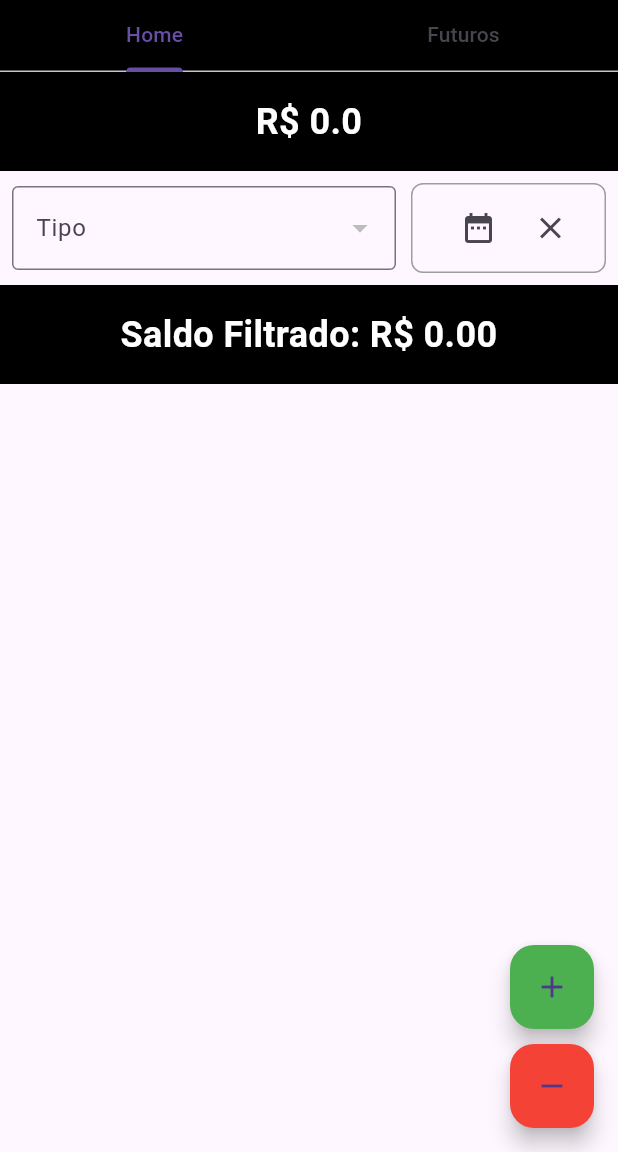
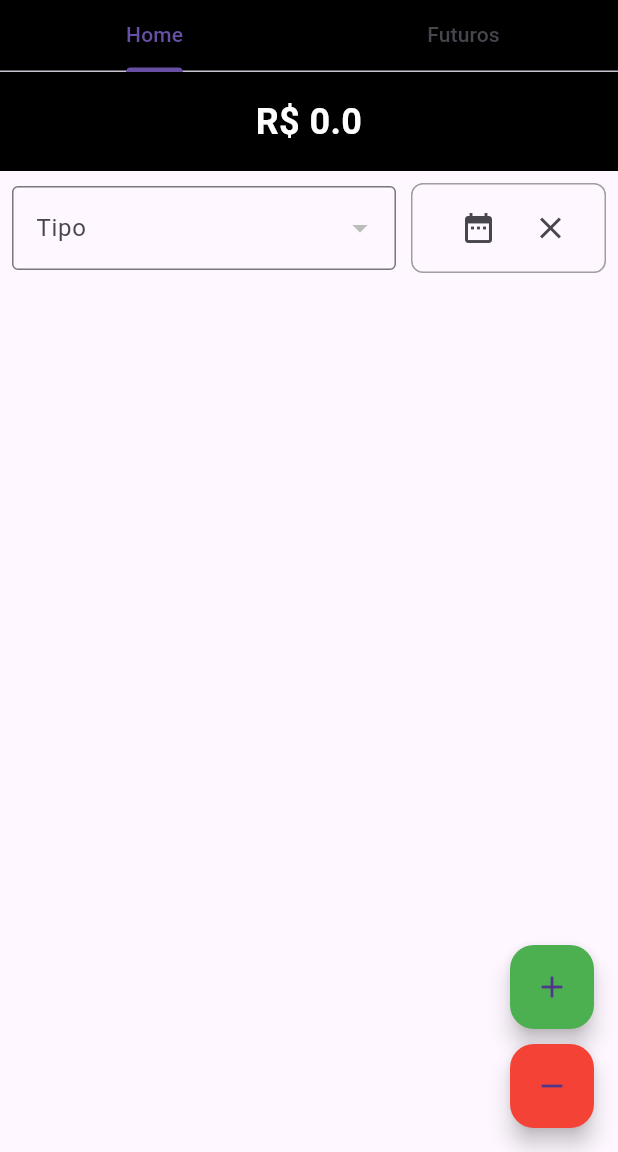
Before and after one commit to samaraasbatista/Financial_App, a Flutter app: the screen it shows after launch, on a phone screen of 412 x 824 dp, the part 84-1236 px from its top. Run offline on Flutter 3.47's test engine with Material 3 defaults, Android fonts, the light colour scheme and no system bars; our stand-ins replace shared_preferences.

Commit message:
atualizacao do design do saldo filtrado

```diff
--- a/lib/scr/views/pages/components/transaction_list.dart
+++ b/lib/scr/views/pages/components/transaction_list.dart
@@ -10,6 +10,7 @@ class TransactionList extends StatelessWidget {
   final Function(String) onSelectedTypeChanged;
   final Function(DateTimeRange?) onSelectedDateRangeChanged;
   final Function() onClearDateSelection;
+  final Function() onClearFilters; // Função para limpar todos os filtros
 
   TransactionList({
     required this.transactions,
@@ -20,6 +21,7 @@ class TransactionList extends StatelessWidget {
     required this.onSelectedTypeChanged,
     required this.onSelectedDateRangeChanged,
     required this.onClearDateSelection,
+    required this.onClearFilters,
   });
 
   List<Map<String, dynamic>> _getFilteredTransactions() {
@@ -55,6 +57,7 @@ class TransactionList extends StatelessWidget {
   Widget build(BuildContext context) {
     List<Map<String, dynamic>> filteredTransactions = _getFilteredTransactions();
     double filteredBalance = _calculateFilteredBalance(filteredTransactions);
+    bool isFiltered = selectedType != 'Todos' || selectedDateRange != null; // Verifica se há algum filtro aplicado
 
     return Column(
       children: [
@@ -114,20 +117,21 @@ class TransactionList extends StatelessWidget {
             ],
           ),
         ),
+        if (isFiltered) // Mostra apenas se houver filtro aplicado
           Container(
-          padding: const EdgeInsets.all(16.0),
-          color: Colors.black,
+            padding: const EdgeInsets.symmetric(horizontal: 16.0, vertical: 8.0),
             width: double.infinity,
+            alignment: Alignment.centerLeft, // Alinhado ao centro à esquerda
             child: Text(
               'Saldo Filtrado: R\$ ${filteredBalance.toStringAsFixed(2)}',
               style: const TextStyle(
-              fontSize: 24,
-              color: Colors.white,
+                fontSize: 14, // Alterado para fonte tamanho 14
+                color: Color.fromARGB(255, 117, 117, 117), // Cor cinza
                 fontWeight: FontWeight.bold,
               ),
-            textAlign: TextAlign.center,
             ),
           ),
+
         Expanded(
           child: ListView.builder(
             itemCount: filteredTransactions.length,
--- a/lib/scr/views/pages/home_page.dart
+++ b/lib/scr/views/pages/home_page.dart
@@ -200,7 +200,7 @@ class HomePageState extends State<HomePage> {
                         _selectedDate = null;
                         _selectedDateRange = null;
                       });
-                    },
+                    }, onClearFilters: () {  },
                   ),
                   FutureTransactionList(transactions: _transactions, totalBalance: _totalBalance),
                 ],
```
Lines whose indentation alone changed are shown as unchanged.
